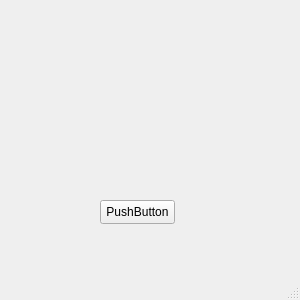
prokitos/geksider_draw, file geksider/mainwindow.ui: the form before one commit.
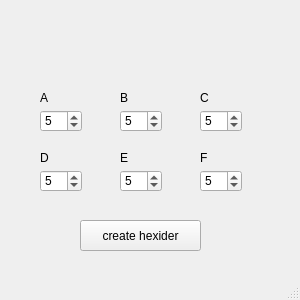
The form after the commit.

The edit to the form file:
```diff
--- a/geksider/mainwindow.ui
+++ b/geksider/mainwindow.ui
@@ -17,14 +17,191 @@
    <widget class="QPushButton" name="pushButton">
     <property name="geometry">
      <rect>
-      <x>100</x>
-      <y>200</y>
-      <width>75</width>
-      <height>24</height>
+      <x>80</x>
+      <y>220</y>
+      <width>121</width>
+      <height>31</height>
      </rect>
     </property>
     <property name="text">
-     <string>PushButton</string>
+     <string>create hexider</string>
+    </property>
+   </widget>
+   <widget class="QSpinBox" name="input1">
+    <property name="geometry">
+     <rect>
+      <x>40</x>
+      <y>110</y>
+      <width>42</width>
+      <height>22</height>
+     </rect>
+    </property>
+    <property name="maximum">
+     <number>10</number>
+    </property>
+    <property name="value">
+     <number>5</number>
+    </property>
+   </widget>
+   <widget class="QSpinBox" name="input2">
+    <property name="geometry">
+     <rect>
+      <x>120</x>
+      <y>110</y>
+      <width>42</width>
+      <height>22</height>
+     </rect>
+    </property>
+    <property name="maximum">
+     <number>10</number>
+    </property>
+    <property name="value">
+     <number>5</number>
+    </property>
+   </widget>
+   <widget class="QSpinBox" name="input3">
+    <property name="geometry">
+     <rect>
+      <x>200</x>
+      <y>110</y>
+      <width>42</width>
+      <height>22</height>
+     </rect>
+    </property>
+    <property name="maximum">
+     <number>10</number>
+    </property>
+    <property name="value">
+     <number>5</number>
+    </property>
+   </widget>
+   <widget class="QSpinBox" name="input4">
+    <property name="geometry">
+     <rect>
+      <x>40</x>
+      <y>170</y>
+      <width>42</width>
+      <height>22</height>
+     </rect>
+    </property>
+    <property name="maximum">
+     <number>10</number>
+    </property>
+    <property name="value">
+     <number>5</number>
+    </property>
+   </widget>
+   <widget class="QSpinBox" name="input5">
+    <property name="geometry">
+     <rect>
+      <x>120</x>
+      <y>170</y>
+      <width>42</width>
+      <height>22</height>
+     </rect>
+    </property>
+    <property name="maximum">
+     <number>10</number>
+    </property>
+    <property name="value">
+     <number>5</number>
+    </property>
+   </widget>
+   <widget class="QSpinBox" name="input6">
+    <property name="geometry">
+     <rect>
+      <x>200</x>
+      <y>170</y>
+      <width>42</width>
+      <height>22</height>
+     </rect>
+    </property>
+    <property name="maximum">
+     <number>10</number>
+    </property>
+    <property name="value">
+     <number>5</number>
+    </property>
+   </widget>
+   <widget class="QLabel" name="label">
+    <property name="geometry">
+     <rect>
+      <x>40</x>
+      <y>90</y>
+      <width>49</width>
+      <height>16</height>
+     </rect>
+    </property>
+    <property name="text">
+     <string>A</string>
+    </property>
+   </widget>
+   <widget class="QLabel" name="label_2">
+    <property name="geometry">
+     <rect>
+      <x>120</x>
+      <y>90</y>
+      <width>49</width>
+      <height>16</height>
+     </rect>
+    </property>
+    <property name="text">
+     <string>B</string>
+    </property>
+   </widget>
+   <widget class="QLabel" name="label_3">
+    <property name="geometry">
+     <rect>
+      <x>200</x>
+      <y>90</y>
+      <width>49</width>
+      <height>16</height>
+     </rect>
+    </property>
+    <property name="text">
+     <string>C</string>
+    </property>
+   </widget>
+   <widget class="QLabel" name="label_4">
+    <property name="geometry">
+     <rect>
+      <x>40</x>
+      <y>150</y>
+      <width>49</width>
+      <height>16</height>
+     </rect>
+    </property>
+    <property name="text">
+     <string>D</string>
+    </property>
+   </widget>
+   <widget class="QLabel" name="label_5">
+    <property name="geometry">
+     <rect>
+      <x>120</x>
+      <y>150</y>
+      <width>49</width>
+      <height>16</height>
+     </rect>
+    </property>
+    <property name="lineWidth">
+     <number>0</number>
+    </property>
+    <property name="text">
+     <string>E</string>
+    </property>
+   </widget>
+   <widget class="QLabel" name="label_6">
+    <property name="geometry">
+     <rect>
+      <x>200</x>
+      <y>150</y>
+      <width>49</width>
+      <height>16</height>
+     </rect>
+    </property>
+    <property name="text">
+     <string>F</string>
     </property>
    </widget>
   </widget>
```
